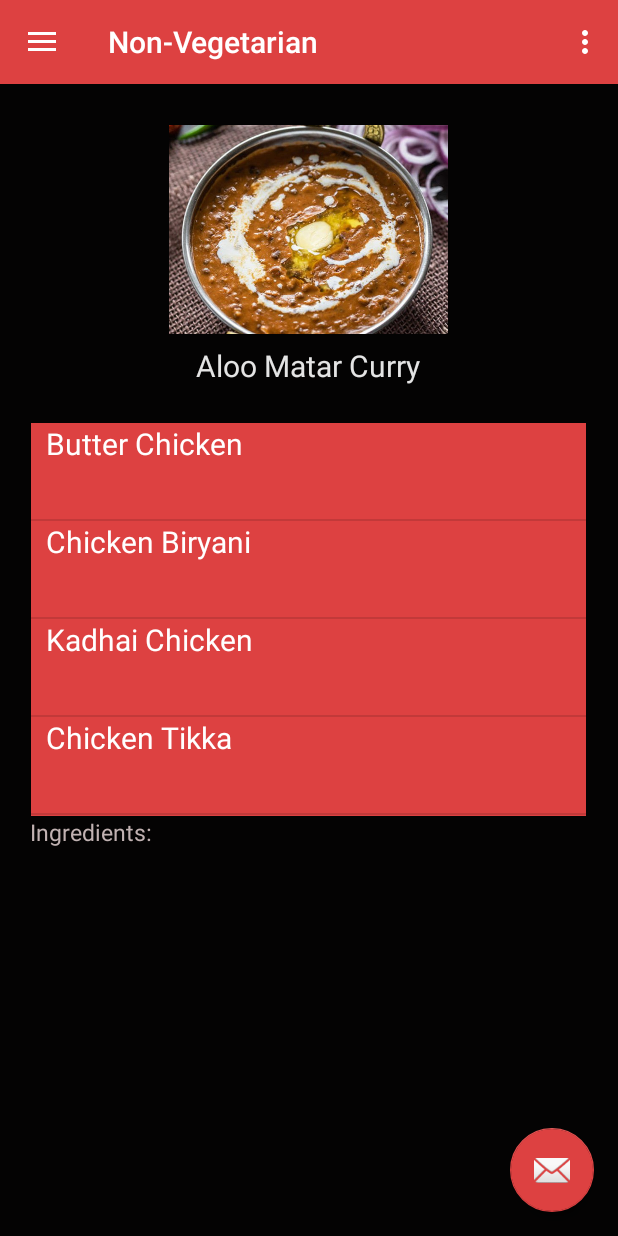
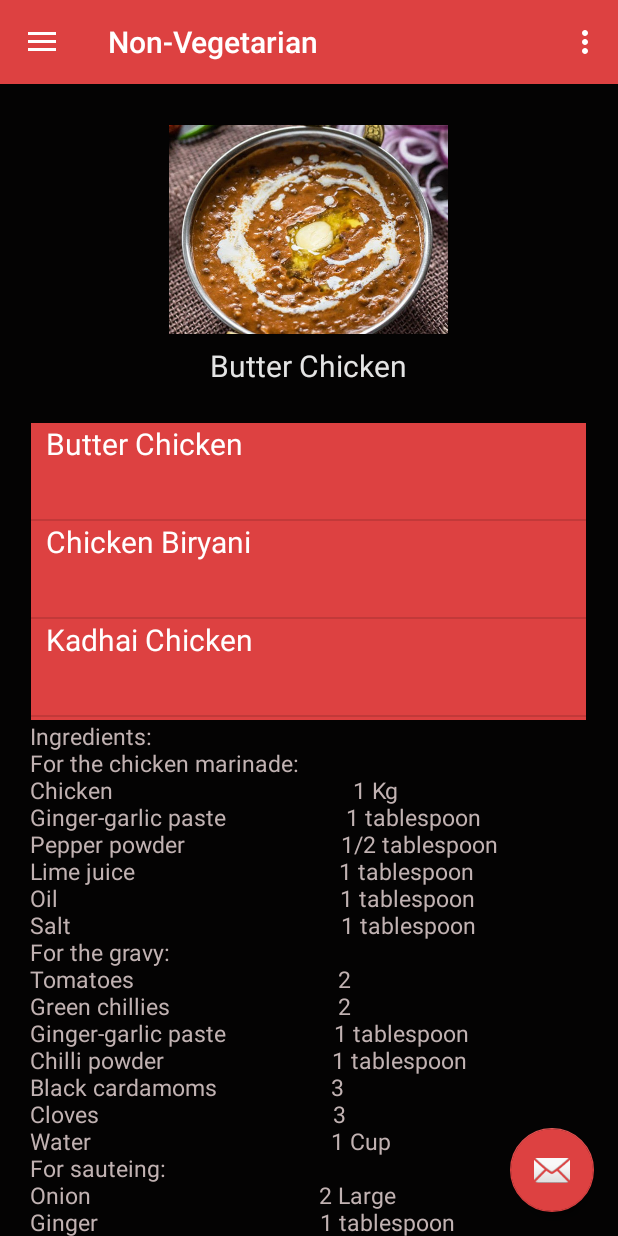
Before and after one commit to kyash108/Spiceful, an Android app: the nonVeg screen opened through its navigation route, after a tap on "Kadhai Chicken", on a phone screen of 412 x 824 dp. Run offline under Robolectric (Android 15) with nearby library versions, the light colour scheme and no system bars; our stand-ins replace navigation-ui; 1 other tap on this screen came first.

Commit message:
Added content to the veg fragment page- Page completed

```diff
--- a/app/src/main/java/com/example/spiceful/nonVeg.java
+++ b/app/src/main/java/com/example/spiceful/nonVeg.java
@@ -114,8 +114,26 @@ public class nonVeg extends Fragment {
                 "7) Pour the puréed sauce back into the pan. Stir the cream, sugar and crushed kasoori methi (or fenugreek leaves) through the sauce. Add the chicken with juices back into the pan and cook for an additional 8-10 minutes until chicken is cooked through and the sauce is thick and bubbling.\n" +
                 "8) Garnish with chopped cilantro and serve with fresh, hot garlic butter rice and fresh homemade Naan bread!\n"));
         dataTypeItemArrayList.add(new ListViewItem("Chicken Biryani","Ingredients: \n" +
-                "" +
-                "\n\n\n" +
+                "For the chicken marinade: \n" +
+                "Vegetable oil                               1 tablespoon\n" +
+                "Garlic                                           10 Grams\n" +
+                "Ginger                                          10 Grams \n" +
+                "Chilli peppers                             1\n" +
+                "Cilantro                                       10 Grams\n" +
+                "Garam Massala                         1 tablespoon\n" +
+                "Ground cinnamon                     1/2 teaspoon\n" +
+                "Salt                                             1 teaspoon\n" +
+                "Chicken breats                          900 grams\n" +
+                "For Rice:\n" +
+                "Water                                         6 cups\n" +
+                "Salt                                             2 1/2 teaspoons\n" +
+                "Green Cardamom                    5\n" +
+                "Bay Leaf                                   1\n" +
+                "Basmati rice                             360 grams\n" +
+                "For onion: \n" +
+                "Ghee                                           2 tablespoon\n" +
+                "Medium Onions                        2\n" +
+                "\n\n" +
                 "Method:\n" +
                 "1) To marinate the chicken for the biryani, combine the vegetable oil, garlic, ginger, chili peppers, mint, cilantro, garam masala, cinnamon and salt in a large bowl and stir together. Add the chicken pieces and toss together making sure the chicken is thoroughly coated in the marinade. Allow the chicken to marinate for at least 1 hour or up to overnight.\n" +
                 "2) In a pot wide enough to hold the chicken in a single layer, add the ghee and onions and saute the onions until they are well caramelized (15-20 minutes). Transfer the caramelized onions to a bowl and set aside.\n" +
@@ -125,8 +143,44 @@ public class nonVeg extends Fragment {
                 "6) To assemble the biryani, add the saffron to the rice and toss to distribute evenly. Add half the rice mixture to the bottom of the pot you browned the chicken in.\n" +
                 "7) Top the rice with the chicken in a single layer.\n" +
                 "8) Top the chicken with an even layer of caramelized onions.\n"));
-        dataTypeItemArrayList.add(new ListViewItem("Kadhai Chicken","Ingredients: "));
-        dataTypeItemArrayList.add(new ListViewItem("Chicken Tikka","Ingredients: "));
+        dataTypeItemArrayList.add(new ListViewItem("Kadhai Chicken","Ingredients: \n" +
+                "For the chicken marinade: \n" +
+                "Chicken                                        1 Kg\n" +
+                "Ginger-garlic paste                    1 tablespoon\n" +
+                "Pepper powder                          1/2 tablespoon\n" +
+                "Lime juice                                  1 tablespoon\n" +
+                "Oil                                               1 tablespoon\n" +
+                "Salt                                             1 tablespoon\n" +
+                "For the gravy:\n" +
+                "Tomatoes                                  2\n" +
+                "Green chillies                            2\n" +
+                "Ginger-garlic paste                  1 tablespoon\n" +
+                "Chilli powder                            1 tablespoon\n" +
+                "Black cardamoms                   3\n" +
+                "Cloves                                       3\n" +
+                "Water                                        1 Cup\n" +
+                "For sauteing:\n" +
+                "Onion                                      2 Large\n" +
+                "Ginger                                     1 tablespoon\n" +
+                "Green chillies                         3\n" +
+                "Chilli powder                          2 tablespoon\n" +
+                "Tumeric powder                     1 tablespoon\n" +
+                "Garam Massala                      3/4 tablespoon\n" +
+                "Fenugreek Leaf                      1/2 tablespoon\n" +
+                "Cream                                      1 Cup\n\n\n" +
+
+                "Method: \n" +
+                "1) Marinate chicken with the ingredients mentioned and keep it aside for a while.\n" +
+                "2) Grind all the ingredients for the tomato paste into a fine paste.\n" +
+                "3) In a frying pan, shallow fry chicken pieces to light brown color.\n" +
+                "4) In the same oil add onion, ginger and green chillies for sauteing and stir till onion turn golden brown.\n" +
+                "5) Add chilli powder, turmeric powder, garam masala and kasuri methi.\n" +
+                "6) Now add the tomato mixture and a cup of water.\n" +
+                "7) Once it boils, add fried chicken pieces and mix everything together.\n" +
+                "8) Add a little bit of salt if required.\n" +
+                "9) Pop the lid on and cook for 10 minutes on medium heat.\n" +
+                "10) Once finished cooking, add a cup of cream to give it a rich taste.\n"));
+//        dataTypeItemArrayList.add(new ListViewItem("Chicken Tikka","Ingredients: "));
 
         ArrayAdapter arrayAdapter = new ArrayAdapter(getContext(),R.layout.list,dataTypeItemArrayList);
         nonVegListView.setAdapter(arrayAdapter);
@@ -153,18 +207,17 @@ public class nonVeg extends Fragment {
         @Override
         public Fragment getItem(int position) {
             switch (position){
-                case 0: return non_veg_contentFragment.newInstance(R.drawable.dal,"Aloo Matar Curry");
-                case 1: return non_veg_contentFragment.newInstance(R.drawable.ic_baseline_map_24,"Matar Paneer Curry");
-                case 2: return non_veg_contentFragment.newInstance(R.drawable.ic_baseline_map_24,"Bhindi Massala");
-                case 3: return non_veg_contentFragment.newInstance(R.drawable.ic_baseline_map_24,"Paneer Bhurji");
+                case 0: return non_veg_contentFragment.newInstance(R.drawable.dal,"Butter Chicken");
+                case 1: return non_veg_contentFragment.newInstance(R.drawable.ic_baseline_map_24,"Chicken Biryani");
+                case 2: return non_veg_contentFragment.newInstance(R.drawable.ic_baseline_map_24,"Kadhai Chicken");
 
-                default: return non_veg_contentFragment.newInstance(R.drawable.facebook,"Mutter Paneer Curry");
+                default: return non_veg_contentFragment.newInstance(R.drawable.facebook,"Butter Chicken");
 
             }
         }
         @Override
         public int getCount() {
-            return 4;
+            return 3;
         }
     }
 }
--- a/app/src/main/res/layout/fragment_non_veg.xml
+++ b/app/src/main/res/layout/fragment_non_veg.xml
@@ -16,7 +16,7 @@
     <ListView
         android:id="@+id/nonVegListView"
         android:layout_width="370dp"
-        android:layout_height="262dp"
+        android:layout_height="198dp"
         android:layout_gravity="center"
         android:background="@color/colorAccent"
         android:hapticFeedbackEnabled="true" />
```
